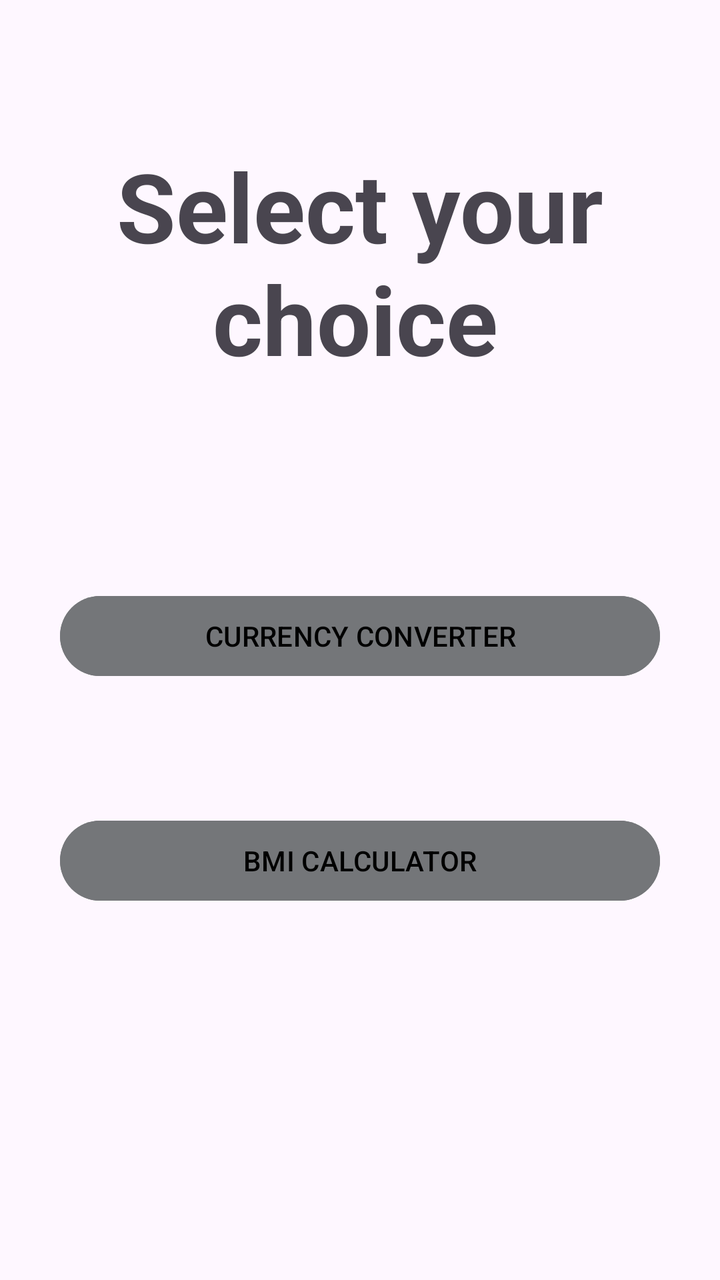
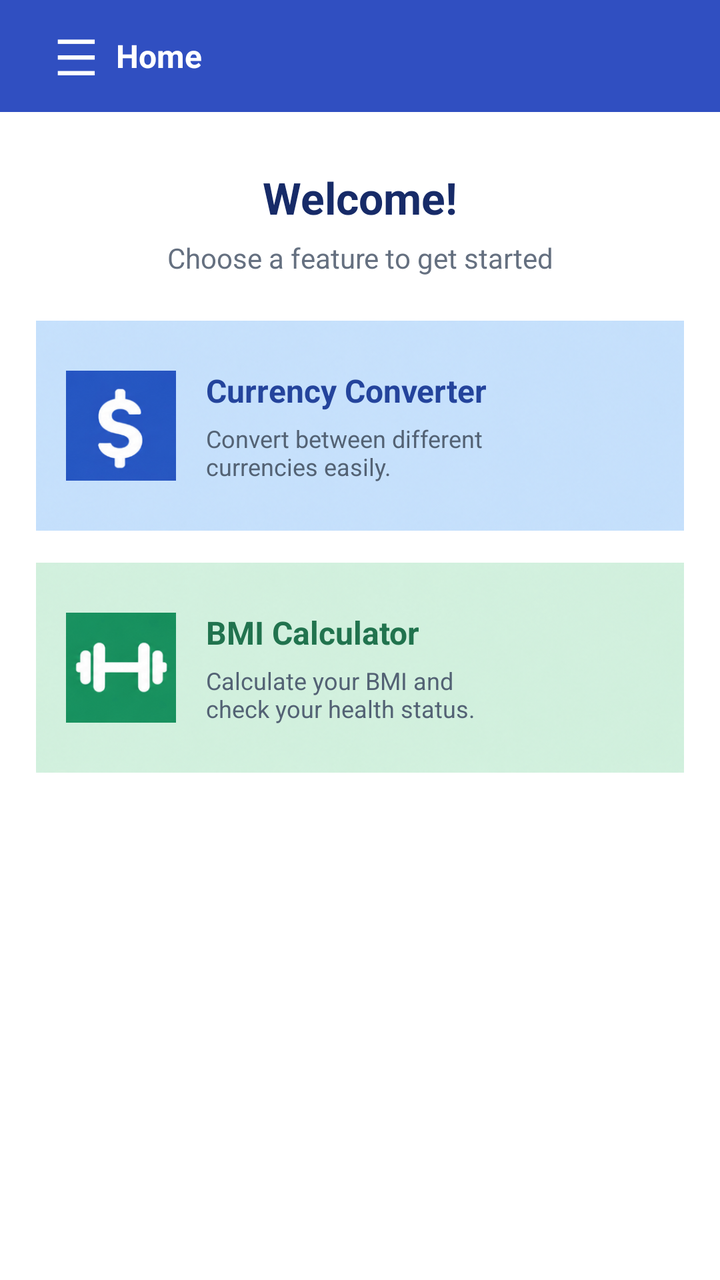

Compare the two renders of this Android layout. The source of the first and the diff that turns it into the second are given below.
<!-- AndroidManifest.xml: application theme Theme.Task2 -->
<!-- res/layout/choice.xml -->
<?xml version="1.0" encoding="utf-8"?>
<androidx.constraintlayout.widget.ConstraintLayout xmlns:android="http://schemas.android.com/apk/res/android"
    xmlns:app="http://schemas.android.com/apk/res-auto"
    xmlns:tools="http://schemas.android.com/tools"
    android:id="@+id/main"
    android:layout_width="match_parent"
    android:layout_height="match_parent"
    tools:context=".get_started">

    <TextView
        android:id="@+id/textView"
        android:layout_width="wrap_content"
        android:layout_height="wrap_content"
        android:text="Select your\n    choice"
        android:textSize="48sp"
        android:textStyle="bold"
        app:layout_constraintBottom_toBottomOf="parent"
        app:layout_constraintEnd_toEndOf="parent"
        app:layout_constraintStart_toStartOf="parent"
        app:layout_constraintTop_toTopOf="parent"
        app:layout_constraintVertical_bias="0.136" />

    <Button
        android:id="@+id/button3"
        android:layout_width="match_parent"
        android:layout_height="wrap_content"
        android:backgroundTint="@color/material_dynamic_neutral50"
        android:text="CURRENCY CONVERTER"
        android:layout_marginLeft="30dp"
        android:layout_marginRight="30dp"
        android:textColor="@color/black"
        app:layout_constraintBottom_toBottomOf="parent"
        app:layout_constraintTop_toBottomOf="@+id/textView"
        app:layout_constraintVertical_bias="0.256"
        tools:layout_editor_absoluteX="16dp" />

    <Button
        android:id="@+id/button4"
        android:layout_width="match_parent"
        android:layout_height="wrap_content"
        android:backgroundTint="@color/material_dynamic_neutral50"
        android:text="BMI CALCULATOR"
        android:textColor="@color/black"
        android:layout_marginLeft="30dp"
        android:layout_marginRight="30dp"
        app:layout_constraintBottom_toBottomOf="parent"
        app:layout_constraintTop_toBottomOf="@+id/button3"
        app:layout_constraintVertical_bias="0.258"
        tools:layout_editor_absoluteX="84dp" />
</androidx.constraintlayout.widget.ConstraintLayout>
<!-- resources referenced by this layout -->
<resources>
  <color name="black">#FF000000</color>
  <style name="Theme.Task2" parent="Base.Theme.Task2" />
  <style name="Base.Theme.Task2" parent="Theme.Material3.DayNight.NoActionBar">
          
          
      </style>
</resources>

<!-- the commit's change to res/layout/choice.xml (unified diff, before → after) -->
@@ -1,50 +1,224 @@
 <?xml version="1.0" encoding="utf-8"?>
-<androidx.constraintlayout.widget.ConstraintLayout xmlns:android="http://schemas.android.com/apk/res/android"
+<androidx.drawerlayout.widget.DrawerLayout
+    xmlns:android="http://schemas.android.com/apk/res/android"
     xmlns:app="http://schemas.android.com/apk/res-auto"
     xmlns:tools="http://schemas.android.com/tools"
-    android:id="@+id/main"
+    android:id="@+id/drawerLayout"
     android:layout_width="match_parent"
     android:layout_height="match_parent"
     tools:context=".get_started">
 
+
+    <androidx.constraintlayout.widget.ConstraintLayout
+        android:layout_width="match_parent"
+        android:id="@+id/main"
+        android:layout_height="match_parent"
+        android:background="#FFFFFF">
+
+
+        <LinearLayout
+            android:id="@+id/topBar"
+            android:layout_width="match_parent"
+            android:layout_height="56dp"
+            android:orientation="horizontal"
+            android:gravity="center_vertical"
+            android:paddingStart="18dp"
+            android:paddingEnd="18dp"
+            android:background="#304FC1"
+            app:layout_constraintTop_toTopOf="parent">
+
+            <TextView
+                android:id="@+id/burger"
+                android:layout_width="40dp"
+                android:layout_height="match_parent"
+                android:gravity="center"
+                android:text="☰"
+                android:textColor="#FFFFFF"
+                android:textSize="25sp"
+                android:clickable="true"
+                android:focusable="true" />
+
+            <TextView
+                android:layout_width="wrap_content"
+                android:layout_height="wrap_content"
+                android:text="Home"
+                android:textColor="#FFFFFF"
+                android:textSize="16sp"
+                android:textStyle="bold" />
+
+        </LinearLayout>
+
+
+        <TextView
+            android:id="@+id/textView"
+            android:layout_width="wrap_content"
+            android:layout_height="wrap_content"
+            android:layout_marginTop="28dp"
+            android:text="Welcome!"
+            android:textColor="#172B68"
+            android:textSize="22sp"
+            android:textStyle="bold"
+            app:layout_constraintEnd_toEndOf="parent"
+            app:layout_constraintStart_toStartOf="parent"
+            app:layout_constraintTop_toBottomOf="@id/topBar" />
+
+
+        <TextView
+            android:id="@+id/textView11"
+            android:layout_width="wrap_content"
+            android:layout_height="wrap_content"
+            android:layout_marginTop="6dp"
+            android:text="Choose a feature to get started"
+            android:textColor="#657080"
+            android:textSize="14sp"
+            app:layout_constraintEnd_toEndOf="parent"
+            app:layout_constraintStart_toStartOf="parent"
+            app:layout_constraintTop_toBottomOf="@id/textView" />
+
+
+        <LinearLayout
+            android:id="@+id/button3"
+            android:layout_width="0dp"
+            android:layout_height="105dp"
+            android:layout_marginStart="18dp"
+            android:layout_marginTop="22dp"
+            android:layout_marginEnd="18dp"
+            android:background="@drawable/currency_card"
+            android:gravity="center_vertical"
+            android:orientation="horizontal"
+            android:padding="15dp"
+            android:clickable="true"
+            app:layout_constraintEnd_toEndOf="parent"
+            app:layout_constraintStart_toStartOf="parent"
+            app:layout_constraintTop_toBottomOf="@id/textView11">
+
+            <TextView
+                android:layout_width="55dp"
+                android:layout_height="55dp"
+                android:background="@drawable/currency_icon"
+                android:gravity="center"
+                android:textColor="#FFFFFF"
+                android:textSize="24sp"
+                android:textStyle="bold" />
+
+            <LinearLayout
+                android:layout_width="0dp"
+                android:layout_height="wrap_content"
+                android:layout_weight="1"
+                android:layout_marginStart="15dp"
+                android:orientation="vertical">
+
+                <TextView
+                    android:layout_width="wrap_content"
+                    android:layout_height="wrap_content"
+                    android:text="Currency Converter"
+                    android:textColor="#24449C"
+                    android:textSize="16sp"
+                    android:textStyle="bold" />
+
+                <TextView
+                    android:layout_width="wrap_content"
+                    android:layout_height="wrap_content"
+                    android:layout_marginTop="5dp"
+                    android:text="Convert between different&#10;currencies easily."
+                    android:textColor="#536274"
+                    android:textSize="12sp" />
+
+            </LinearLayout>
+
+        </LinearLayout>
+
+
+        <LinearLayout
+            android:id="@+id/button4"
+            android:layout_width="0dp"
+            android:layout_height="105dp"
+            android:layout_marginStart="18dp"
+            android:layout_marginTop="16dp"
+            android:layout_marginEnd="18dp"
+            android:background="@drawable/bmi_card"
+            android:gravity="center_vertical"
+            android:orientation="horizontal"
+            android:padding="15dp"
+            android:clickable="true"
+            app:layout_constraintEnd_toEndOf="parent"
+            app:layout_constraintStart_toStartOf="parent"
+            app:layout_constraintTop_toBottomOf="@id/button3">
+
+            <TextView
+                android:layout_width="55dp"
+                android:layout_height="55dp"
+                android:background="@drawable/bmi_icon"
+                android:gravity="center"
+                android:textColor="#FFFFFF"
+                android:textSize="25sp" />
+
+            <LinearLayout
+                android:layout_width="0dp"
+                android:layout_height="wrap_content"
+                android:layout_weight="1"
+                android:layout_marginStart="15dp"
+                android:orientation="vertical">
+
+                <TextView
+                    android:layout_width="wrap_content"
+                    android:layout_height="wrap_content"
+                    android:text="BMI Calculator"
+                    android:textColor="#21734E"
+                    android:textSize="16sp"
+                    android:textStyle="bold" />
+
+                <TextView
+                    android:layout_width="wrap_content"
+                    android:layout_height="wrap_content"
+                    android:layout_marginTop="5dp"
+                    android:text="Calculate your BMI and&#10;check your health status."
+                    android:textColor="#536274"
+                    android:textSize="12sp" />
+
+            </LinearLayout>
+
+        </LinearLayout>
+
+    </androidx.constraintlayout.widget.ConstraintLayout>
+
+
+    <com.google.android.material.navigation.NavigationView
+        android:id="@+id/navigationView"
+        android:layout_width="300dp"
+        android:layout_height="match_parent"
+        android:layout_gravity="start"
+        android:background="#FFFFFF"
+        app:headerLayout="@layout/nav_header"
+        app:menu="@menu/side_menu" />
+
+</androidx.drawerlayout.widget.DrawerLayout>
+<!-- res/layout/nav_header.xml (included above) -->
+<?xml version="1.0" encoding="utf-8"?>
+<LinearLayout xmlns:android="http://schemas.android.com/apk/res/android"
+    android:layout_width="match_parent"
+    android:layout_height="200dp"
+    xmlns:app="http://schemas.android.com/apk/res-auto"
+    android:background="@color/white"
+    android:orientation="vertical"
+    android:paddingStart="15dp"
+    android:paddingEnd="15dp">
+
+
+    <ImageView
+        android:layout_width="wrap_content"
+        android:id="@+id/nav_img"
+        android:layout_height="wrap_content"
+        android:src="@drawable/img_2"
+        android:paddingTop="25dp"/>
+
     <TextView
-        android:id="@+id/textView"
         android:layout_width="wrap_content"
         android:layout_height="wrap_content"
-        android:text="Select your\n    choice"
-        android:textSize="48sp"
-        android:textStyle="bold"
-        app:layout_constraintBottom_toBottomOf="parent"
-        app:layout_constraintEnd_toEndOf="parent"
-        app:layout_constraintStart_toStartOf="parent"
-        app:layout_constraintTop_toTopOf="parent"
-        app:layout_constraintVertical_bias="0.136" />
-
-    <Button
-        android:id="@+id/button3"
-        android:layout_width="match_parent"
-        android:layout_height="wrap_content"
-        android:backgroundTint="@color/material_dynamic_neutral50"
-        android:text="CURRENCY CONVERTER"
-        android:layout_marginLeft="30dp"
-        android:layout_marginRight="30dp"
-        android:textColor="@color/black"
-        app:layout_constraintBottom_toBottomOf="parent"
-        app:layout_constraintTop_toBottomOf="@+id/textView"
-        app:layout_constraintVertical_bias="0.256"
-        tools:layout_editor_absoluteX="16dp" />
-
-    <Button
-        android:id="@+id/button4"
-        android:layout_width="match_parent"
-        android:layout_height="wrap_content"
-        android:backgroundTint="@color/material_dynamic_neutral50"
-        android:text="BMI CALCULATOR"
-        android:textColor="@color/black"
-        android:layout_marginLeft="30dp"
-        android:layout_marginRight="30dp"
-        app:layout_constraintBottom_toBottomOf="parent"
-        app:layout_constraintTop_toBottomOf="@+id/button3"
-        app:layout_constraintVertical_bias="0.258"
-        tools:layout_editor_absoluteX="84dp" />
-</androidx.constraintlayout.widget.ConstraintLayout>
+        android:text="Kotlin Utility App"
+        android:textColor="@color/blue"
+        android:textSize="24dp"
+        app:layout_constraintTop_toBottomOf="@id/nav_img" />
+
+
+</LinearLayout>
<!-- resource entries referenced after the edit -->
@@ -1,6 +1,12 @@
 <!-- resources referenced by this layout -->
 <resources>
-  <color name="black">#FF000000</color>
+  <color name="blue">#304FC1</color>
+  <color name="white">#FFFFFFFF</color>
+  <!-- drawable bmi_card: png bitmap (drawable, 93329 bytes) -->
+  <!-- drawable bmi_icon: png bitmap (drawable, 30602 bytes) -->
+  <!-- drawable currency_card: png bitmap (drawable, 85547 bytes) -->
+  <!-- drawable currency_icon: png bitmap (drawable, 29022 bytes) -->
+  <!-- drawable img_2: png bitmap (drawable, 26049 bytes) -->
   <style name="Theme.Task2" parent="Base.Theme.Task2" />
   <style name="Base.Theme.Task2" parent="Theme.Material3.DayNight.NoActionBar">
           
